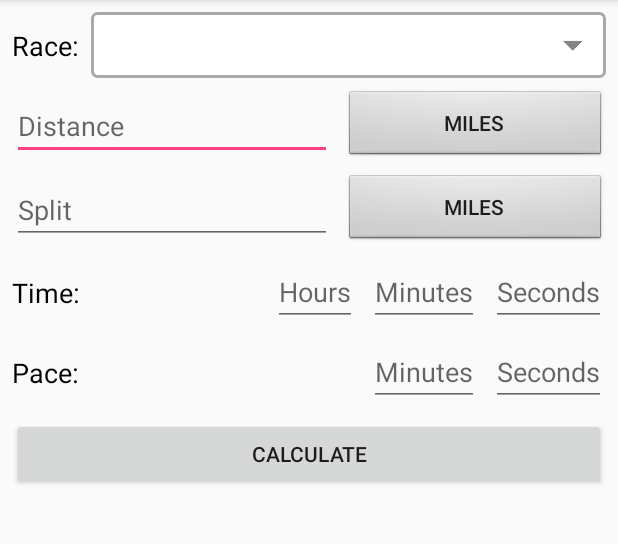
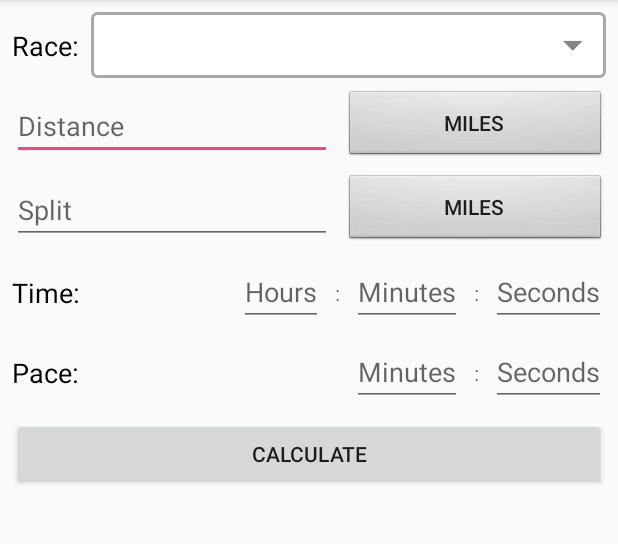
Before and after one commit to cooperbaird/pace-calculator-android, an Android app: the screen it shows after launch (MainActivity), after a tap on "CALCULATE", on a phone screen of 412 x 824 dp, the part 84-628 px from its top. Run offline under Robolectric (Android 15) with nearby library versions, the phone set to English and light mode, and no system bars.

Commit message:
Basic PaceCalculator functionality works. Splits work too.

```diff
--- a/app/src/main/java/com/cooperbaird/pacecalculator/MainActivity.java
+++ b/app/src/main/java/com/cooperbaird/pacecalculator/MainActivity.java
@@ -14,6 +14,7 @@ import android.widget.Button;
 import android.widget.EditText;
 import android.widget.Spinner;
 import android.widget.TextView;
+import android.widget.Toast;
 import android.widget.ToggleButton;
 
 import java.util.ArrayList;
@@ -38,16 +39,20 @@ public class MainActivity extends AppCompatActivity {
         timeHours = findViewById(R.id.time_hours);
         timeMinutes = findViewById(R.id.time_minutes);
         timeSeconds = findViewById(R.id.time_seconds);
+        paceMinutes = findViewById(R.id.pace_minutes);
+        paceSeconds = findViewById(R.id.pace_seconds);
 
         distanceToggle = findViewById(R.id.distance_toggle);
         splitToggle = findViewById(R.id.split_toggle);
 
         mSplitRecyclerView = findViewById(R.id.split_view);
-        LinearLayoutManager layoutManager = new LinearLayoutManager(getParent());
+        LinearLayoutManager layoutManager = new LinearLayoutManager(this);
         mSplitRecyclerView.setLayoutManager(layoutManager);
 
         DividerItemDecoration dividerItemDecoration = new DividerItemDecoration(mSplitRecyclerView.getContext(), layoutManager.getOrientation());
         mSplitRecyclerView.addItemDecoration(dividerItemDecoration);
+
+        updateUI();
 
         final Spinner spinner = findViewById(R.id.spinner);
         spinner.setOnItemSelectedListener(new AdapterView.OnItemSelectedListener() {
@@ -94,16 +99,115 @@ public class MainActivity extends AppCompatActivity {
         calculateButton.setOnClickListener(new View.OnClickListener() {
             @Override
             public void onClick(View view) {
+                try {
+                    calculate();
+                } catch(Exception ex) {
+                    Toast.makeText(MainActivity.this, "Improper Values", Toast.LENGTH_SHORT).show();
+                }
                 updateUI();
             }
         });
     }
 
-    /*@Override
-    public void onResume() {
-        super.onResume();
-        updateUI();
-    }*/
+    private void calculate() {
+        mSplitList.clear();
+        String d = distanceText.getText().toString().trim();
+        String tH = timeHours.getText().toString().trim();
+        String tM = timeMinutes.getText().toString().trim();
+        String tS = timeSeconds.getText().toString().trim();
+        String pM = paceMinutes.getText().toString().trim();
+        String pS = paceSeconds.getText().toString().trim();
+        String split = splitText.getText().toString().trim();
+
+        char units = 'm';
+        if(!distanceToggle.isChecked())
+            units = 'k';
+
+        char sUnits = 'm';
+        if(!splitToggle.isChecked())
+            sUnits = 'k';
+
+        if(!d.equals("") && (!tH.equals("") || !tM.equals("") || !tS.equals(""))) {
+            calcPace(d, tH, tM, tS, units);
+        } else if(!d.equals("") && (!pM.equals("") || !pS.equals(""))) {
+            calcTime(d, pM, pS, units);
+        } else if((!tH.equals("") || !tM.equals("") || !tS.equals("")) &&
+                (!pM.equals("") || !pS.equals("")) && d.equals("")) {
+            calcDistance(tH, tM, tS, pM, pS, units);
+        }
+
+        if(!split.equals("")) {
+            calcSplits(d, tH, tM, tS, split, units, sUnits);
+        }
+    }
+
+    private void calcSplits(String d, String tH, String tM, String tS, String split, char units, char sUnits) {
+        double distance = Double.parseDouble(d);
+        double s = Double.parseDouble(split);
+        Time time = parseTime(tH, tM, tS);
+        mSplitList = RunningCalculations.calculateSplits(units, sUnits, distance, s, time);
+    }
+
+    private void calcDistance(String tH, String tM, String tS, String pM, String pS, char units) {
+        Time time = parseTime(tH, tM, tS);
+        Pace pace = new Pace(Integer.parseInt(pM), Double.parseDouble(pS));
+        double distance = RunningCalculations.calculateDistance(units, pace, time);
+        distance = RunningCalculations.roundToDecimal(distance, 3);
+        distanceText.setText(Double.toString(distance));
+    }
+
+    private void calcTime(String d, String pM, String pS, char units) {
+        Pace pace = new Pace(Integer.parseInt(pM), Double.parseDouble(pS));
+        Time time = RunningCalculations.calculateTime(units, Double.parseDouble(d), pace);
+
+        timeHours.setText(time.getHoursAsString());
+
+        String strMinutes = time.getMinutesAsString();
+        if(time.getMinutes() < 10 && time.getHours() > 0)
+            strMinutes = "0" + strMinutes;
+        timeMinutes.setText(strMinutes);
+
+        String strSecs = getStringSeconds(time);
+        timeSeconds.setText(strSecs);
+    }
+
+    private void calcPace(String d, String tH, String tM, String tS, char units) {
+        Time time = parseTime(tH, tM, tS);
+        Pace pace = RunningCalculations.calculatePace(units, Double.parseDouble(d), time);
+        paceMinutes.setText(pace.getMinutesAsString());
+        String strSecs = getStringSeconds(pace);
+        paceSeconds.setText(strSecs);
+    }
+
+    private Time parseTime(String hours, String minutes, String seconds) {
+        int hrs;
+        if(hours.equals(""))
+            hrs = 0;
+        else
+            hrs = Integer.parseInt(hours);
+
+        int min;
+        if(minutes.equals(""))
+            min = 0;
+        else
+            min = Integer.parseInt(minutes);
+
+        double sec;
+        if(seconds.equals(""))
+            sec = 0;
+        else
+            sec = Double.parseDouble(seconds);
+
+        return new Time(hrs, min, sec);
+    }
+
+    private String getStringSeconds(AbstractTime t) {
+        double roundedSecs = t.getRoundedSeconds(3);
+        String strSecs = Double.toString(roundedSecs);
+        if(roundedSecs < 10)
+            strSecs = "0" + strSecs;
+        return strSecs;
+    }
 
     private void updateUI() {
         if(mAdapter == null) {
@@ -121,13 +225,13 @@ public class MainActivity extends AppCompatActivity {
 
         public SplitHolder(LayoutInflater inflater, ViewGroup parent, int layout) {
             super(inflater.inflate(layout, parent, false));
-            mSplitLap = findViewById(R.id.split_lap);
-            mSplitTime = findViewById(R.id.split_time);
+            mSplitLap = itemView.findViewById(R.id.split_lap);
+            mSplitTime = itemView.findViewById(R.id.split_time);
         }
 
         public void bind(Split split) {
             mSplit = split;
-            mSplitLap.setText(mSplit.getLap());
+            mSplitLap.setText(mSplit.getLapAsString());
             mSplitTime.setText(mSplit.toString());
         }
     }
@@ -147,7 +251,7 @@ public class MainActivity extends AppCompatActivity {
         @NonNull
         @Override
         public SplitHolder onCreateViewHolder(@NonNull ViewGroup parent, int viewType) {
-            LayoutInflater inflater = LayoutInflater.from(getParent());
+            LayoutInflater inflater = LayoutInflater.from(parent.getContext());
             return new SplitHolder(inflater, parent, viewType);
         }
 
--- a/app/src/main/res/layout/activity_main.xml
+++ b/app/src/main/res/layout/activity_main.xml
@@ -148,8 +148,9 @@
             android:hint="@string/hours"
             android:inputType="number"
             app:layout_constraintBottom_toBottomOf="parent"
-            app:layout_constraintEnd_toStartOf="@+id/time_minutes"
-            app:layout_constraintTop_toTopOf="parent" />
+            app:layout_constraintEnd_toStartOf="@+id/textView"
+            app:layout_constraintTop_toTopOf="parent"
+            app:layout_constraintVertical_bias="0.0" />
 
         <EditText
             android:id="@+id/time_minutes"
@@ -161,8 +162,9 @@
             android:hint="@string/minutes"
             android:inputType="number"
             app:layout_constraintBottom_toBottomOf="parent"
-            app:layout_constraintEnd_toStartOf="@+id/time_seconds"
-            app:layout_constraintTop_toTopOf="parent" />
+            app:layout_constraintEnd_toStartOf="@+id/textView2"
+            app:layout_constraintTop_toTopOf="parent"
+            app:layout_constraintVertical_bias="0.0" />
 
         <EditText
             android:id="@+id/time_seconds"
@@ -175,6 +177,30 @@
             android:inputType="number"
             app:layout_constraintBottom_toBottomOf="parent"
             app:layout_constraintEnd_toEndOf="parent"
+            app:layout_constraintTop_toTopOf="parent" />
+
+        <TextView
+            android:id="@+id/textView"
+            android:layout_width="0dp"
+            android:layout_height="wrap_content"
+            android:layout_marginBottom="8dp"
+            android:layout_marginEnd="8dp"
+            android:layout_marginTop="8dp"
+            android:text=":"
+            app:layout_constraintBottom_toBottomOf="parent"
+            app:layout_constraintEnd_toStartOf="@+id/time_minutes"
+            app:layout_constraintTop_toTopOf="parent" />
+
+        <TextView
+            android:id="@+id/textView2"
+            android:layout_width="0dp"
+            android:layout_height="wrap_content"
+            android:layout_marginBottom="8dp"
+            android:layout_marginEnd="8dp"
+            android:layout_marginTop="8dp"
+            android:text=":"
+            app:layout_constraintBottom_toBottomOf="parent"
+            app:layout_constraintEnd_toStartOf="@+id/time_seconds"
             app:layout_constraintTop_toTopOf="parent" />
 
     </android.support.constraint.ConstraintLayout>
@@ -207,7 +233,7 @@
             android:hint="@string/minutes"
             android:inputType="number"
             app:layout_constraintBottom_toBottomOf="parent"
-            app:layout_constraintEnd_toStartOf="@+id/pace_seconds"
+            app:layout_constraintEnd_toStartOf="@+id/textView3"
             app:layout_constraintTop_toTopOf="parent"
             app:layout_constraintVertical_bias="0.0" />
 
@@ -224,6 +250,18 @@
             app:layout_constraintEnd_toEndOf="parent"
             app:layout_constraintTop_toTopOf="parent"
             app:layout_constraintVertical_bias="0.0" />
+
+        <TextView
+            android:id="@+id/textView3"
+            android:layout_width="0dp"
+            android:layout_height="wrap_content"
+            android:layout_marginBottom="8dp"
+            android:layout_marginEnd="8dp"
+            android:layout_marginTop="8dp"
+            android:text=":"
+            app:layout_constraintBottom_toBottomOf="parent"
+            app:layout_constraintEnd_toStartOf="@+id/pace_seconds"
+            app:layout_constraintTop_toTopOf="parent" />
 
     </android.support.constraint.ConstraintLayout>
 
```
Also changed, not shown: app/src/main/java/com/cooperbaird/pacecalculator/AbstractTime.java (+7 -0 lines), app/src/main/java/com/cooperbaird/pacecalculator/Split.java (+7 -0 lines), app/src/main/java/com/cooperbaird/pacecalculator/Time.java (+7 -0 lines).
